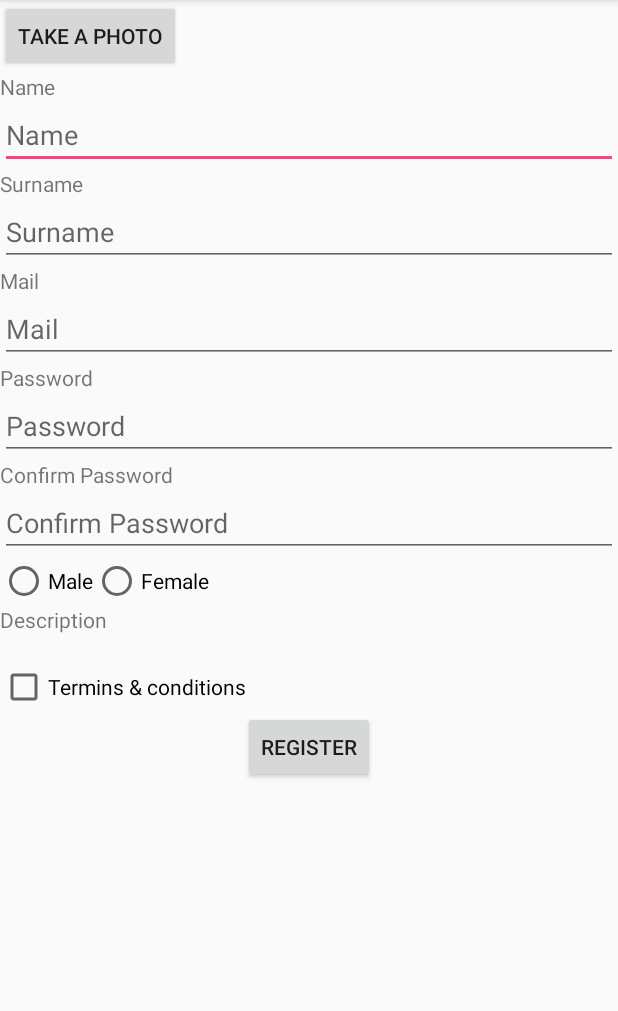
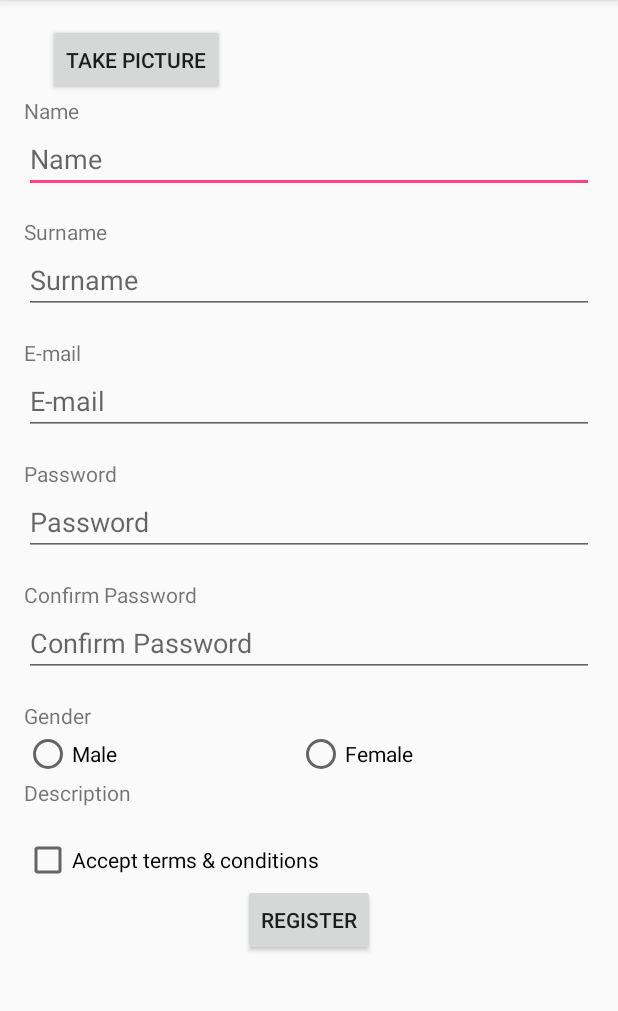
Before and after one commit to llmasdeu/PPROG2-P_Final, an Android app: the RegisterActivity screen opened directly, with no data from a screen before it, on a phone screen of 412 x 824 dp, the part 84-1095 px from its top. Run offline under Robolectric (Android 15) with nearby library versions, the light colour scheme and no system bars.

Commit message:
Modificado el Layout de la actividad de registro.

```diff
--- a/PPROG2-P_Final/app/src/main/java/com/example/lluismasdeu/pprog2_p_final/RegisterActivity.java
+++ b/PPROG2-P_Final/app/src/main/java/com/example/lluismasdeu/pprog2_p_final/RegisterActivity.java
@@ -1,6 +1,5 @@
 package com.example.lluismasdeu.pprog2_p_final;
 
-import android.content.Intent;
 import android.support.v7.app.AppCompatActivity;
 import android.os.Bundle;
 import android.view.View;
@@ -25,7 +24,12 @@ public class RegisterActivity extends AppCompatActivity {
         super.onCreate(savedInstanceState);
         setContentView(R.layout.activity_register);
     }
-    public void RegisteronClick(View view) {
 
+    public void onTakePictureButtonClick(View view) {
+        // TODO
+    }
+
+    public void orRegisterUserButtonClick(View view) {
+        // TODO
     }
 }
--- a/PPROG2-P_Final/app/src/main/res/layout/activity_main.xml
+++ b/PPROG2-P_Final/app/src/main/res/layout/activity_main.xml
@@ -23,7 +23,7 @@
             android:layout_width="wrap_content"
             android:layout_height="wrap_content"
             android:layout_centerHorizontal="true"
-            android:layout_marginBottom="@dimen/activity_vertical_margin"/>
+            android:layout_marginBottom="@dimen/activity_vertical_margin" />
 
         <!-- Nombre de usuario -->
         <TextView
--- a/PPROG2-P_Final/app/src/main/res/layout/activity_register.xml
+++ b/PPROG2-P_Final/app/src/main/res/layout/activity_register.xml
@@ -1,6 +1,6 @@
 <?xml version="1.0" encoding="utf-8"?>
 
-<!-- Layout de la actividad registro de la aplicación -->
+<!-- Layout de la actividad registro de la aplicacion -->
 <ScrollView
     xmlns:android="http://schemas.android.com/apk/res/android"
     xmlns:tools="http://schemas.android.com/tools"
@@ -11,128 +11,164 @@
 
     <RelativeLayout
         android:layout_width="wrap_content"
-        android:layout_height="wrap_content">
+        android:layout_height="wrap_content"
+        android:paddingTop="@dimen/activity_vertical_margin"
+        android:paddingBottom="@dimen/activity_vertical_margin"
+        android:paddingLeft="@dimen/activity_vertical_margin"
+        android:paddingRight="@dimen/activity_vertical_margin"
+        android:layout_marginBottom="@dimen/activity_vertical_margin">
 
         <LinearLayout
+            android:id="@+id/Layout_photo"
+            android:orientation="horizontal"
             android:layout_width="wrap_content"
-            android:layout_height="wrap_content"
-            android:orientation="horizontal"
-            android:id="@+id/Layout_photo">
+            android:layout_height="wrap_content">
+
             <!-- Imagen del usuario -->
             <ImageView
+                android:id="@+id/profile_imageView"
                 android:layout_width="wrap_content"
                 android:layout_height="wrap_content"
-                />
+                android:layout_marginEnd="@dimen/activity_horizontal_margin" />
+
             <!-- Boton para subir imagen -->
             <Button
+                android:text="@string/take_picture"
+                android:onClick="onTakePictureButtonClick"
                 android:layout_width="wrap_content"
-                android:layout_height="wrap_content"
-                android:id="@+id/ButtonPhoto"
-                android:text="Take a photo"/>
+                android:layout_height="wrap_content" />
+        </LinearLayout>
 
-        </LinearLayout>
         <LinearLayout
+            android:id="@+id/linearLayout"
+            android:orientation="vertical"
             android:layout_width="match_parent"
             android:layout_height="wrap_content"
-            android:orientation="vertical"
-            android:layout_below="@id/Layout_photo"
-            android:id="@+id/linearLayout">
+            android:layout_below="@id/Layout_photo">
+
             <!-- Nombre de usuario -->
             <TextView
+                android:id="@+id/Name"
+                android:text="@string/name"
                 android:layout_width="wrap_content"
-                android:layout_height="wrap_content"
-                android:id="@+id/Name"
-                android:text="@string/name"/>
+                android:layout_height="wrap_content" />
+
             <EditText
+                android:id="@+id/EditText_name"
+                android:hint="@string/name"
                 android:layout_width="match_parent"
                 android:layout_height="wrap_content"
-                android:id="@+id/EditText_name"
-                android:hint="@string/name"/>
+                android:layout_marginBottom="@dimen/activity_vertical_margin" />
+
             <!-- Apellido de usuario -->
             <TextView
+                android:id="@+id/Surname"
+                android:text="@string/surname"
                 android:layout_width="wrap_content"
-                android:layout_height="wrap_content"
-                android:id="@+id/Surname"
-                android:text="@string/surname" />
+                android:layout_height="wrap_content" />
+
             <EditText
+                android:id="@+id/EditText_surname"
+                android:hint="@string/surname"
                 android:layout_width="match_parent"
                 android:layout_height="wrap_content"
-                android:hint="@string/surname"
-                android:id="@+id/EditText_surname"/>
+                android:layout_marginBottom="@dimen/activity_vertical_margin"/>
+
             <!-- Mail de usuario -->
             <TextView
+                android:id="@+id/Mail"
+                android:text="@string/email"
                 android:layout_width="wrap_content"
-                android:layout_height="wrap_content"
-                android:id="@+id/Mail"
-                android:text="@string/mail"/>
+                android:layout_height="wrap_content" />
+
             <EditText
+                android:id="@+id/EditText_mail"
+                android:hint="@string/email"
+                android:inputType="textEmailAddress"
                 android:layout_width="match_parent"
                 android:layout_height="wrap_content"
-                android:hint="@string/mail"
-                android:id="@+id/EditText_mail"
-                android:inputType="textEmailAddress"/>
+                android:layout_marginBottom="@dimen/activity_vertical_margin"/>
+
             <!-- Password de usuario -->
             <TextView
+                android:id="@+id/Password"
+                android:text="@string/password"
                 android:layout_width="wrap_content"
-                android:layout_height="wrap_content"
-                android:text="@string/password"
-                android:id="@+id/Password"/>
+                android:layout_height="wrap_content" />
+
             <EditText
+                android:id="@+id/EditText_password"
+                android:hint="@string/password"
+                android:inputType="textPassword"
                 android:layout_width="match_parent"
                 android:layout_height="wrap_content"
-                android:hint="@string/password"
-                android:id="@+id/EditText_password"
-                android:inputType="textPassword"/>
+                android:layout_marginBottom="@dimen/activity_vertical_margin"/>
+
             <!-- Repetir password de usuario -->
             <TextView
+                android:id="@+id/ConfirmPassword"
+                android:text="@string/confirm_password"
                 android:layout_width="wrap_content"
-                android:layout_height="wrap_content"
-                android:id="@+id/ConfirmPassword"
-                android:text="@string/confirm_password"/>
+                android:layout_height="wrap_content" />
+
             <EditText
+                android:id="@+id/EditText_confirmPassword"
+                android:hint="@string/confirm_password"
+                android:inputType="textPassword"
                 android:layout_width="match_parent"
                 android:layout_height="wrap_content"
-                android:hint="@string/confirm_password"
-                android:id="@+id/EditText_confirmPassword"
-                android:inputType="textPassword"/>
+                android:layout_marginBottom="@dimen/activity_vertical_margin" />
+
+            <TextView
+                android:id="@+id/gender_textView"
+                android:text="@string/gender"
+                android:layout_width="wrap_content"
+                android:layout_height="wrap_content" />
+
             <!-- Sexo de usuario -->
             <RadioGroup
-                android:layout_width="wrap_content"
-                android:layout_height="wrap_content"
-                android:orientation="horizontal">
+                android:orientation="horizontal"
+                android:layout_width="match_parent"
+                android:layout_height="wrap_content">
+
                 <RadioButton
+                    android:text="@string/male"
+                    android:layout_weight="1"
                     android:layout_width="wrap_content"
-                    android:layout_height="wrap_content"
-                    android:text="@string/male"/>
+                    android:layout_height="wrap_content" />
+
                 <RadioButton
+                    android:text="@string/female"
+                    android:layout_weight="1"
                     android:layout_width="wrap_content"
-                    android:layout_height="wrap_content"
-                    android:text="@string/female"/>
+                    android:layout_height="wrap_content" />
             </RadioGroup>
+
             <!-- Descipcion (no se que va) -->
             <TextView
                 android:layout_width="wrap_content"
                 android:layout_height="wrap_content"
                 android:id="@+id/Description"
-                android:text="@string/description"/>
+                android:text="@string/description" />
+
             <TextView
                 android:layout_width="wrap_content"
                 android:layout_height="wrap_content" />
+
             <!-- Terminos y condiciones-->
             <CheckBox
                 android:layout_width="wrap_content"
                 android:layout_height="wrap_content"
-                android:text="@string/termins"/>
+                android:text="@string/termins" />
+
             <!-- Boton para registrar -->
             <Button
                 android:layout_width="wrap_content"
                 android:layout_height="wrap_content"
                 android:text="@string/register"
                 android:id="@+id/Button_register"
-                android:onClick="RegisteronClick"
-                android:layout_gravity="center_horizontal"/>
-
-
+                android:onClick="onRegisterUserButtonClick"
+                android:layout_gravity="center_horizontal" />
         </LinearLayout>
     </RelativeLayout>
 </ScrollView>
--- a/PPROG2-P_Final/app/src/main/res/values/strings.xml
+++ b/PPROG2-P_Final/app/src/main/res/values/strings.xml
@@ -1,16 +1,24 @@
 <resources>
+    <!-- Nombre de la aplicacion -->
     <string name="app_name">PPROG2-P_Final</string>
-    <string name="main_menu">Main Menu</string>
+
+    <!-- Strings de la actividad principal -->
+    <string name="main_menu_activity">Main Menu</string>
     <string name="username">Username</string>
     <string name="password">Password</string>
     <string name="login">Login</string>
     <string name="register">Register</string>
+
+    <!-- String de la actividad de registro de usuario -->
+    <string name="register_activity">Register User</string>
+    <string name="take_picture">Take Picture</string>
     <string name="name">Name</string>
     <string name="surname">Surname</string>
-    <string name="mail">Mail</string>
+    <string name="email">E-mail</string>
     <string name="confirm_password">Confirm Password</string>
+    <string name="gender">Gender</string>
     <string name="male">Male</string>
     <string name="female">Female</string>
     <string name="description">Description</string>
-    <string name="termins">Termins &amp; conditions</string>
+    <string name="termins">Accept terms &amp; conditions</string>
 </resources>
```
